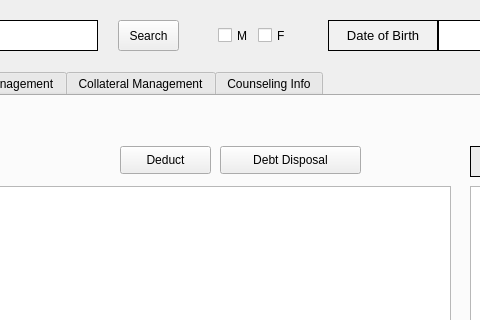
The window that src/pages/loan/loan.ui (DY-Microfinance-Customer-Management/dymf-algorithm) describes before a commit, drawn with Qt 5; both pictures show x 332 to 812 and y 0 to 320 of the 1466 by 764 pixel window.
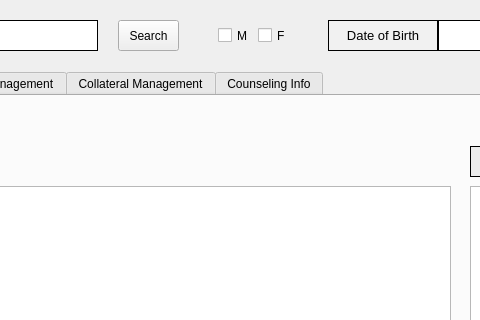
The same window after the commit. The open tabs and pages were chosen to show the change.

What changed in the file:
```diff
--- a/src/pages/loan/loan.ui
+++ b/src/pages/loan/loan.ui
@@ -996,24 +996,6 @@
        <set>Qt::AlignCenter</set>
       </property>
      </widget>
-     <widget class="QPushButton" name="debtDisposalButton">
-      <property name="geometry">
-       <rect>
-        <x>540</x>
-        <y>50</y>
-        <width>141</width>
-        <height>28</height>
-       </rect>
-      </property>
-      <property name="font">
-       <font>
-        <pointsize>9</pointsize>
-       </font>
-      </property>
-      <property name="text">
-       <string>Debt Disposal</string>
-      </property>
-     </widget>
      <widget class="QPushButton" name="paidButton">
       <property name="geometry">
        <rect>
@@ -1032,24 +1014,6 @@
        <string>Paid</string>
       </property>
      </widget>
-     <widget class="QPushButton" name="deductButton">
-      <property name="geometry">
-       <rect>
-        <x>440</x>
-        <y>50</y>
-        <width>91</width>
-        <height>28</height>
-       </rect>
-      </property>
-      <property name="font">
-       <font>
-        <pointsize>9</pointsize>
-       </font>
-      </property>
-      <property name="text">
-       <string>Deduct</string>
-      </property>
-     </widget>
      <widget class="QLabel" name="totalLabel3">
       <property name="geometry">
        <rect>
```
Left out of the diff: 8 changed lines with no effect on the pictures.
